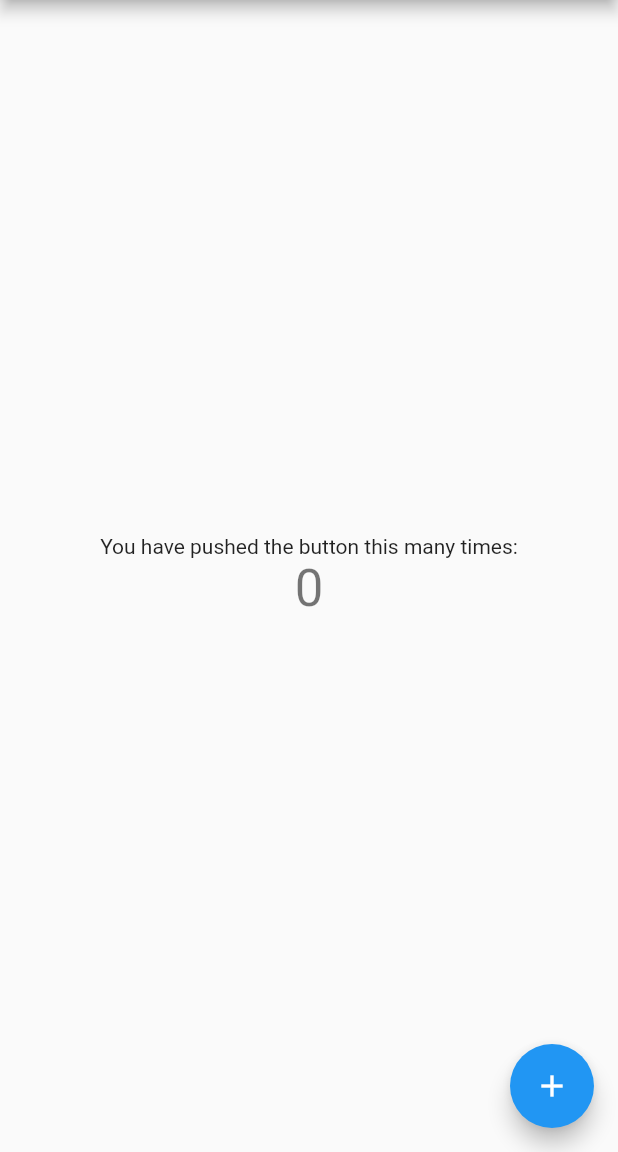
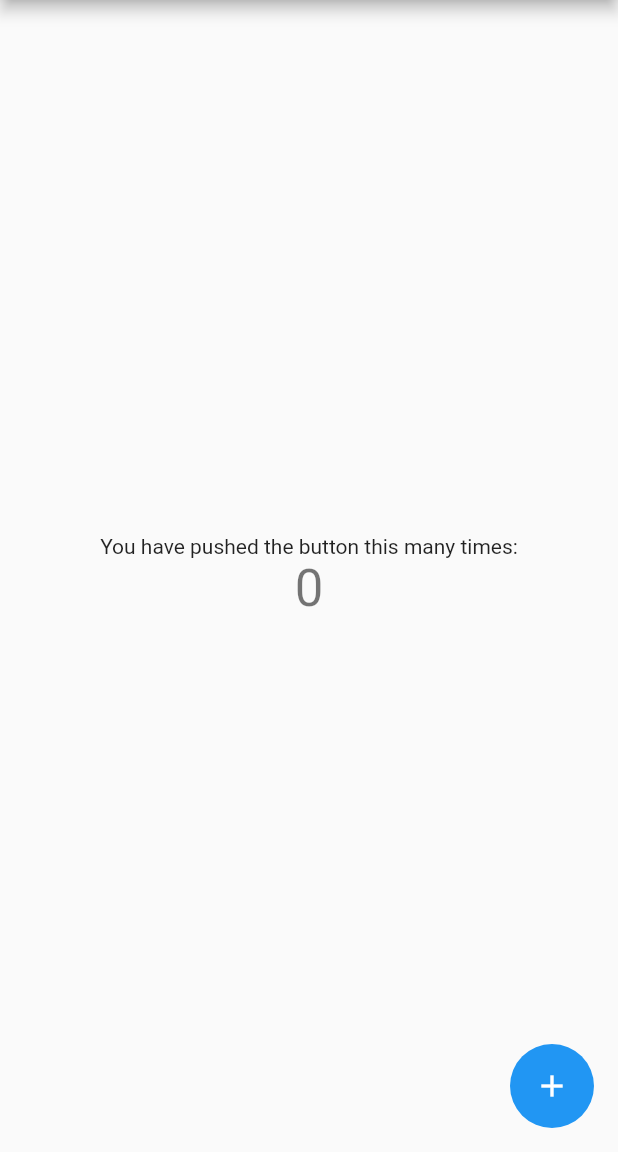
Before and after one commit to HeavenOSK/custom_button_sample, a Flutter app: the screen it shows after launch, on a phone screen of 412 x 824 dp, the part 84-1236 px from its top. Run offline on Flutter 3.47's test engine with Material 2 defaults, Android fonts, the phone set to English and light mode, and no system bars.

Commit message:
replace FloatingActionButton with Container

```diff
--- a/lib/main.dart
+++ b/lib/main.dart
@@ -59,10 +59,18 @@ class _MyHomePageState extends State<MyHomePage> {
           ],
         ),
       ),
-      floatingActionButton: FloatingActionButton(
-        onPressed: _incrementCounter,
-        tooltip: 'Increment',
-        child: Icon(Icons.add),
+      floatingActionButton: Container(
+        height: 56,
+        width: 56,
+        decoration: BoxDecoration(
+          color: Colors.blue,
+          borderRadius: BorderRadius.circular(28),
+        ),
+        alignment: Alignment.center,
+        child: Icon(
+          Icons.add,
+          color: Colors.white,
+        ),
       ),
     );
   }
```
